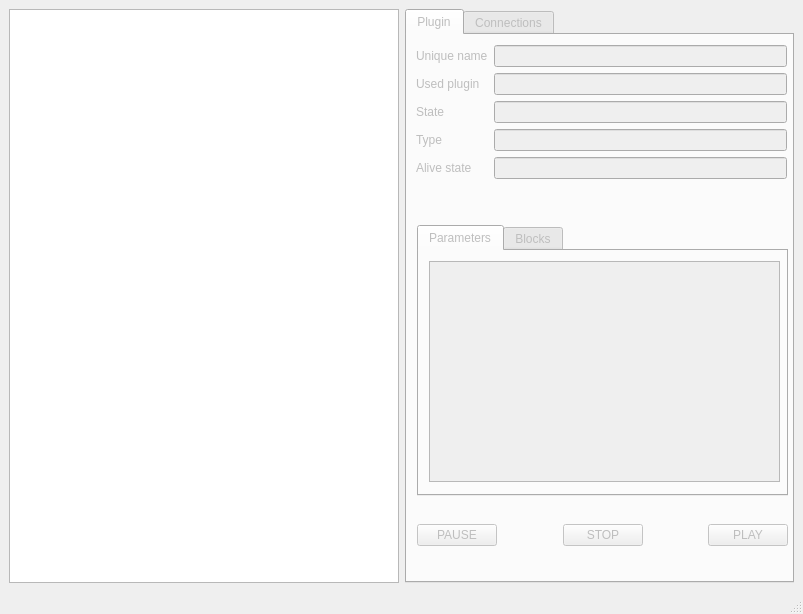
Above: ui/gui/qt_new/overview.ui from TUB-Control/PaPI before the change. Below: the same form after it.
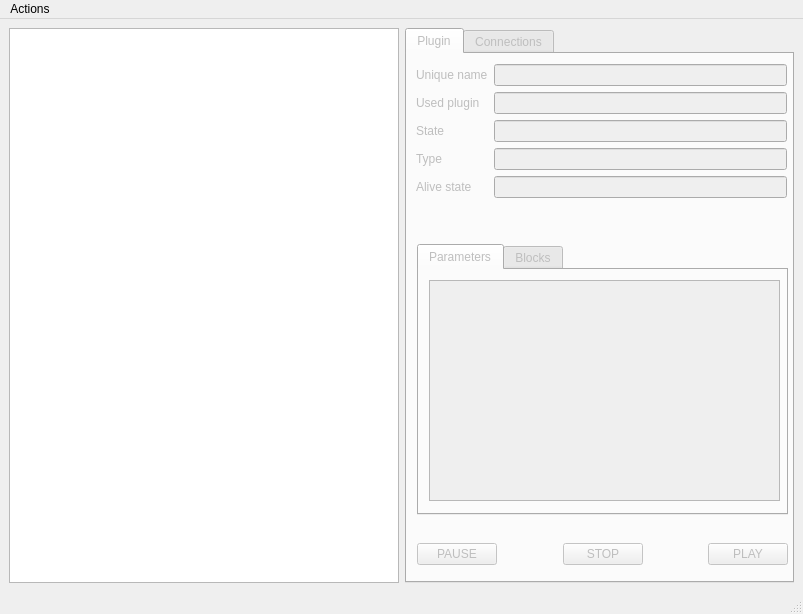
That is the form after the change.

Commit message: added refresh button in overview_menu, added signals for changes in DGui, removing dplugins, adding dplugins

```diff
--- a/ui/gui/qt_new/overview.ui
+++ b/ui/gui/qt_new/overview.ui
@@ -238,6 +238,13 @@
      <height>25</height>
     </rect>
    </property>
+   <widget class="QMenu" name="menuAction">
+    <property name="title">
+     <string>Actions</string>
+    </property>
+    <addaction name="actionRefresh"/>
+   </widget>
+   <addaction name="menuAction"/>
   </widget>
   <widget class="QStatusBar" name="statusbar"/>
  </widget>
```
Left out of the diff: 5 changed lines with no effect on the pictures. The commit also changes 11 other files.
